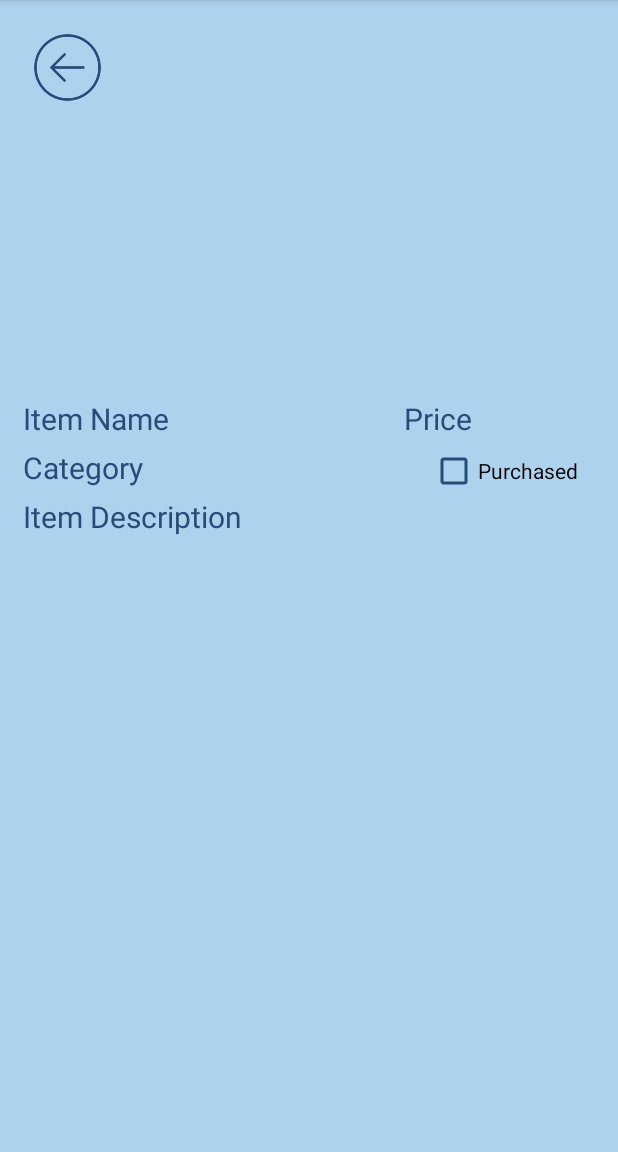
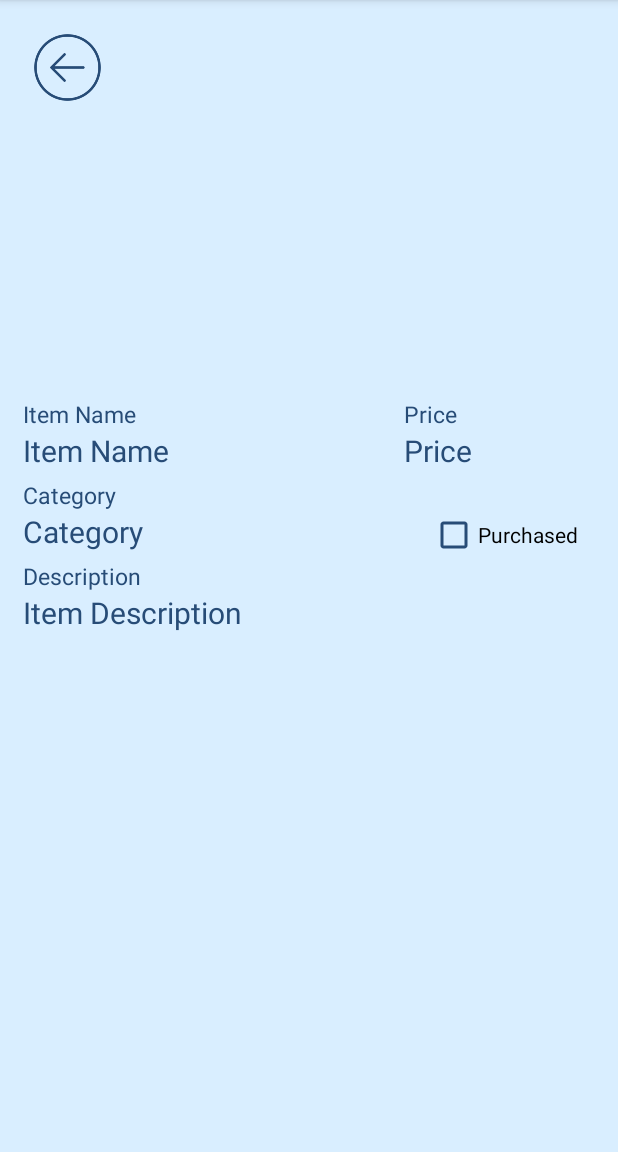
Before and after one commit to jennycho02/ShoppingListApp, an Android app: the InfoActivity screen opened directly, with no data from a screen before it, on a phone screen of 412 x 824 dp, the part 84-1236 px from its top. Run offline under Robolectric (Android 15) with nearby library versions, the phone set to English and light mode, and no system bars.

Commit message:
all done and beautified

```diff
--- a/app/src/main/java/com/example/shoppinglistapp/InfoActivity.kt
+++ b/app/src/main/java/com/example/shoppinglistapp/InfoActivity.kt
@@ -1,11 +1,57 @@
 package com.example.shoppinglistapp
 
+import android.content.Intent
 import androidx.appcompat.app.AppCompatActivity
 import android.os.Bundle
+import com.example.shoppinglistapp.databinding.ActivityInfoBinding
+import android.content.Context
 
 class InfoActivity : AppCompatActivity() {
+
+    lateinit var binding: ActivityInfoBinding
+    val KEY_DESC = "KEY_DESC"
+    val KEY_PRICE = "KEY_PRICE"
+    val KEY_NAME = "KEY_NAME"
+    val KEY_CATEGORY = "KEY_CATEGORY"
+    val KEY_PURCHASED = "KEY_PURCHASED"
+
     override fun onCreate(savedInstanceState: Bundle?) {
         super.onCreate(savedInstanceState)
-        setContentView(R.layout.activity_info)
+        binding = ActivityInfoBinding.inflate(layoutInflater)
+        setContentView(binding.root)
+
+        val bundle = intent.extras
+
+        if (bundle != null) {
+            binding.itemName.text = bundle.getString(KEY_NAME)
+            binding.itemPrice.text = getString(
+                R.string.itemPriceString, bundle.getString(KEY_PRICE).toString().toFloat())
+            binding.itemDesc.text = bundle.getString(KEY_DESC)
+            binding.cbPurchased.isChecked = bundle.getBoolean(KEY_PURCHASED)
+
+            when (bundle.getInt(KEY_CATEGORY)) {
+                0 -> {
+                    binding.itemCategory.text = "Food"
+                    binding.itemIcon.setImageResource(
+                        R.drawable.groceries)
+                }
+                1 -> {
+                    binding.itemCategory.text = "Clothing"
+                    binding.itemIcon.setImageResource(
+                        R.drawable.clothing)
+                }
+                2 -> {
+                    binding.itemCategory.text = "Travel"
+                    binding.itemIcon.setImageResource(
+                        R.drawable.travel)
+                }
+            }
+        }
+
+        binding.ibBack.setOnClickListener {
+            val intentResult = Intent()
+            setResult(RESULT_CANCELED, intentResult)
+            finish()
+        }
     }
 }
--- a/app/src/main/java/com/example/shoppinglistapp/adapter/ListAdapter.kt
+++ b/app/src/main/java/com/example/shoppinglistapp/adapter/ListAdapter.kt
@@ -69,7 +69,7 @@ class ShoppingListAdapter(
             }
 
             listRowBinding.ibInfo.setOnClickListener {
-
+                (context as ScrollingActivity).showItemDesc(listItem)
             }
 
             listRowBinding.cvItem.setOnClickListener {
--- a/app/src/main/res/layout/activity_info.xml
+++ b/app/src/main/res/layout/activity_info.xml
@@ -5,16 +5,17 @@
     android:layout_width="match_parent"
     android:layout_height="match_parent"
     android:orientation="vertical"
-    android:background="#ACD2ED"
+    android:background="#D9EEFF"
     tools:context=".InfoActivity">
 
     <ImageButton
+        android:id="@+id/ib_back"
         android:layout_width="50dp"
         android:layout_height="50dp"
         android:src="@drawable/back"
         android:layout_marginStart="20dp"
         android:layout_marginTop="20dp"
-        android:background="#ACD2ED"
+        android:background="#D9EEFF"
         android:scaleType="fitCenter"
         app:tint="#274C77" />
 
@@ -25,6 +26,32 @@
         android:layout_gravity="center"
         android:layout_marginTop="20dp"
         android:layout_marginBottom="25dp"/>
+
+    <LinearLayout
+        android:layout_width="match_parent"
+        android:layout_height="wrap_content"
+        android:orientation="horizontal"
+        android:weightSum="3"
+        android:layout_marginLeft="15dp"
+        android:layout_marginRight="15dp">
+
+        <TextView
+            android:layout_width="0dp"
+            android:layout_height="wrap_content"
+            android:text="@string/item_name"
+            android:textSize="15sp"
+            android:layout_weight="2"
+            android:textColor="#274C77"/>
+
+        <TextView
+            android:layout_width="0dp"
+            android:layout_height="wrap_content"
+            android:text="@string/price"
+            android:textSize="15sp"
+            android:layout_weight="1"
+            android:textColor="#274C77"/>
+
+    </LinearLayout>
 
     <LinearLayout
         android:layout_width="match_parent"
@@ -54,14 +81,22 @@
 
     </LinearLayout>
 
+    <TextView
+        android:layout_width="wrap_content"
+        android:layout_height="wrap_content"
+        android:text="@string/category"
+        android:textSize="15sp"
+        android:layout_marginStart="15dp"
+        android:layout_marginTop="5dp"
+        android:textColor="#274C77"/>
+
     <LinearLayout
         android:layout_width="match_parent"
         android:layout_height="wrap_content"
         android:orientation="horizontal"
         android:weightSum="3"
         android:layout_marginLeft="15dp"
-        android:layout_marginRight="15dp"
-        android:layout_marginTop="5dp">
+        android:layout_marginRight="15dp">
 
         <TextView
             android:id="@+id/itemCategory"
@@ -83,13 +118,21 @@
     </LinearLayout>
 
     <TextView
+        android:layout_width="wrap_content"
+        android:layout_height="wrap_content"
+        android:text="@string/description"
+        android:textSize="15sp"
+        android:layout_marginStart="15dp"
+        android:layout_marginTop="5dp"
+        android:textColor="#274C77"/>
+
+    <TextView
         android:id="@+id/itemDesc"
         android:layout_width="match_parent"
         android:layout_height="0dp"
         android:layout_weight="1"
         android:text="@string/item_description"
         android:textSize="20sp"
-        android:layout_marginTop="5dp"
         android:layout_marginLeft="15dp"
         android:layout_marginRight="15dp"
         android:textColor="#274C77"/>
```
Also changed, not shown: app/src/main/java/com/example/shoppinglistapp/ScrollingActivity.kt (+14 -0 lines), app/src/main/res/layout/sl_dialog.xml (+4 -4 lines), app/src/main/res/values/strings.xml (+7 -0 lines).
